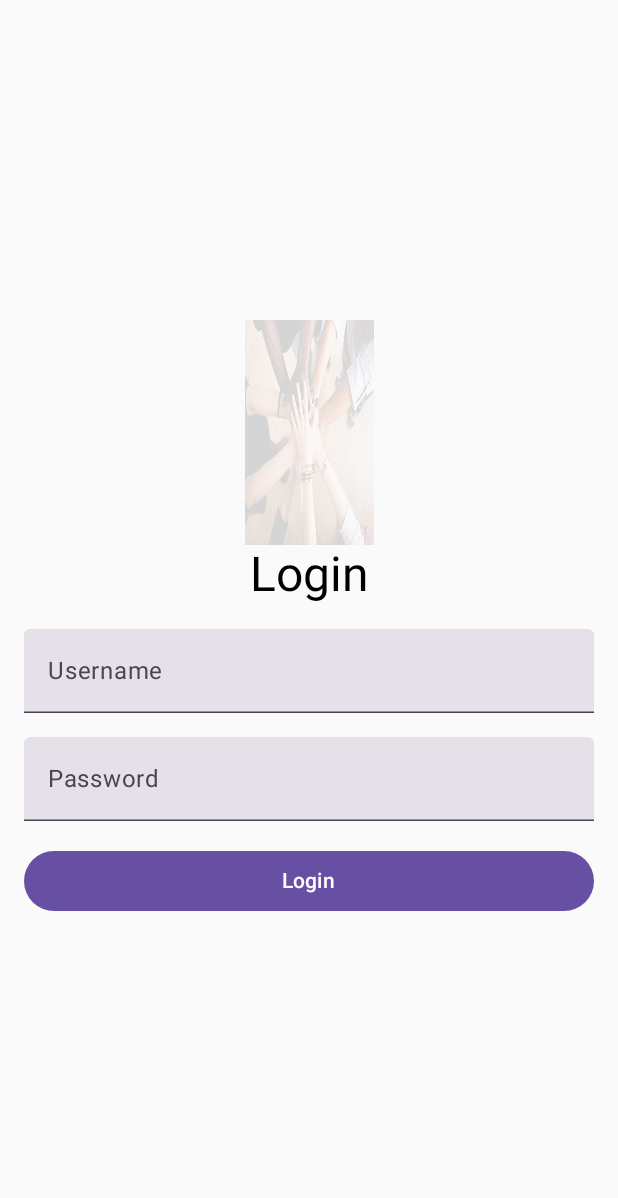
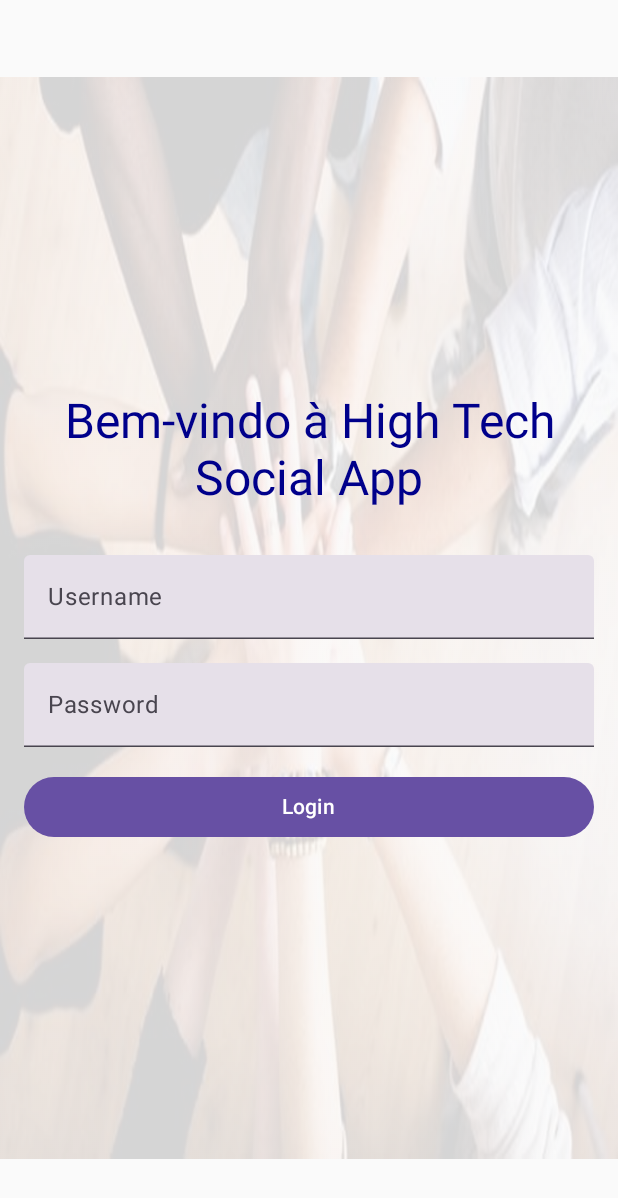
Before and after one commit to billgatos/ProjAplicadoG06, an Android app built with Jetpack Compose: the screen it shows after launch (MainActivity), on a phone screen of 412 x 824 dp. Shown: the top 1198 px of the screen. Run offline under Robolectric (Android 15) with nearby library versions, the phone set to English and light mode, and no system bars.

Commit message:
Finalização de splash e login

```diff
--- a/LojaSocialBD/app/src/main/java/com/example/lojasocialbd/LoginScreen.kt
+++ b/LojaSocialBD/app/src/main/java/com/example/lojasocialbd/LoginScreen.kt
@@ -15,11 +15,11 @@ import androidx.compose.foundation.Image
 import androidx.compose.foundation.layout.*
 import androidx.compose.material3.*
 import androidx.compose.runtime.*
+import androidx.compose.ui.graphics.Color
 import androidx.compose.ui.res.painterResource
 import androidx.compose.ui.text.input.PasswordVisualTransformation
-import androidx.compose.ui.unit.dp
-import androidx.compose.ui.tooling.preview.Preview
-import com.example.lojasocialbd.ui.theme.LojaSocialBDTheme
+import androidx.compose.ui.text.style.TextAlign
+import androidx.compose.ui.unit.sp
 
 //class MainActivity : ComponentActivity() {
 //    override fun onCreate(savedInstanceState: Bundle?) {
@@ -40,16 +40,104 @@ fun LoginScreen(onLoginSuccess: (String) -> Unit, viewModel: LoginViewModel = vi
     var password by remember { mutableStateOf("") }
     var loginError by remember { mutableStateOf(false) }
 
+//    Box(
+//        modifier = Modifier
+//            .fillMaxSize()
+//    ) {
+//        Column(
+//            modifier = Modifier
+//                .fillMaxSize()
+//                .padding(16.dp),
+//            //.align(Alignment.Center),
+//            verticalArrangement = Arrangement.Center,
+//            horizontalAlignment = Alignment.CenterHorizontally
+//
+//        ) {
+//            // Cabeçalho com o logo
+//            LogoHeader()
+//            Text(text = "Login", style = MaterialTheme.typography.headlineLarge)
+//
+//            Spacer(modifier = Modifier.height(16.dp))
+//
+//            TextField(
+//                value = username,
+//                onValueChange = { username = it },
+//                label = { Text("Username") },
+//                modifier = Modifier.fillMaxWidth()
+//            )
+//
+//            Spacer(modifier = Modifier.height(16.dp))
+//
+//            TextField(
+//                value = password,
+//                onValueChange = { password = it },
+//                label = { Text("Password") },
+//                visualTransformation = PasswordVisualTransformation(),
+//                modifier = Modifier.fillMaxWidth()
+//            )
+//
+//            Spacer(modifier = Modifier.height(16.dp))
+//
+//            Button(
+//                onClick = {
+//                    val userType = viewModel.login(username, password)
+//                    if (userType != null) {
+//                        onLoginSuccess(userType) // Sucesso no login
+//                    } else {
+//                        loginError = true // Erro no login
+//                    }
+//                },
+//                modifier = Modifier.fillMaxWidth()
+//            ) {
+//                Text(text = "Login")
+//            }
+//
+//            if (loginError) {
+//                Spacer(modifier = Modifier.height(16.dp))
+//                Text(
+//                    text = "Login falhou. Tente novamente.",
+//                    color = MaterialTheme.colorScheme.error
+//                )
+//            }
+//        }
+//    }
+
+    //versao 2
+    Box(
+        modifier = Modifier
+            .fillMaxSize()
+    ) {
+        // Imagem de fundo
+        Image(
+            painter = painterResource(id = R.drawable.portrait_transparent_image),
+            // Insira o nome correto da sua imagem aqui
+            contentDescription = "Loja Social Logo",
+            modifier = Modifier
+                .fillMaxSize()
+                .align(Alignment.Center)
+        )
+
+        // Conteúdo sobreposto
         Column(
             modifier = Modifier
                 .fillMaxSize()
-            .padding(16.dp),
+                .padding(16.dp)
+                .align(Alignment.Center), // Alinha a coluna ao centro
             verticalArrangement = Arrangement.Center,
             horizontalAlignment = Alignment.CenterHorizontally
         ) {
-        // Cabeçalho com o logo
-        LogoHeader()
-        Text(text = "Login", style = MaterialTheme.typography.headlineLarge)
+            // Texto sobreposto à imagem
+            Text(
+                text = "Bem-vindo à High Tech Social App",
+                fontSize = 32.sp,
+                //color = MaterialTheme.colorScheme.onPrimary,
+                color = Color(0xFF00008B), //aZUL eSCURO
+                textAlign = TextAlign.Center
+            )
+
+            Spacer(modifier = Modifier.height(16.dp))
+
+            //Text(text = "Login", style = MaterialTheme.typography.headlineLarge)
 
             Spacer(modifier = Modifier.height(16.dp))
 
@@ -66,6 +154,7 @@ fun LoginScreen(onLoginSuccess: (String) -> Unit, viewModel: LoginViewModel = vi
                 value = password,
                 onValueChange = { password = it },
                 label = { Text("Password") },
+                visualTransformation = PasswordVisualTransformation(),
                 modifier = Modifier.fillMaxWidth()
             )
 
@@ -92,6 +181,9 @@ fun LoginScreen(onLoginSuccess: (String) -> Unit, viewModel: LoginViewModel = vi
         }
     }
 
+
+
+}
 @Composable
 fun LogoHeader() {
     // Exibição da imagem/logo no topo
@@ -100,7 +192,7 @@ fun LogoHeader() {
         // Insira aqui o nome correto da imagem para fundo
         contentDescription = "Loja Social Logo",
         modifier = Modifier
-            .fillMaxWidth()
+
             .height(150.dp) // Altura da imagem ajustável
     )
 }
--- a/LojaSocialBD/app/src/main/java/com/example/lojasocialbd/MainActivity.kt
+++ b/LojaSocialBD/app/src/main/java/com/example/lojasocialbd/MainActivity.kt
@@ -120,7 +120,7 @@ fun SplashScreen(onSplashFinished: () -> Unit) {
 
         // Texto sobreposto à imagem
         Text(
-            text = "Bem-vindo à High Tech social App",
+            text = "High Tech Social App",
             fontSize = 32.sp,
             color = Color(0xFF00008B), //aZUL eSCURO
             textAlign = TextAlign.Center,
```
Also changed, not shown: LojaSocialBD/app/src/main/res/drawable/portrait_transparent_image.jpg (renamed from LojaSocialBD/app/src/main/res/drawable/portrait_transparent_image.png). Lines whose indentation alone changed are shown as unchanged.
